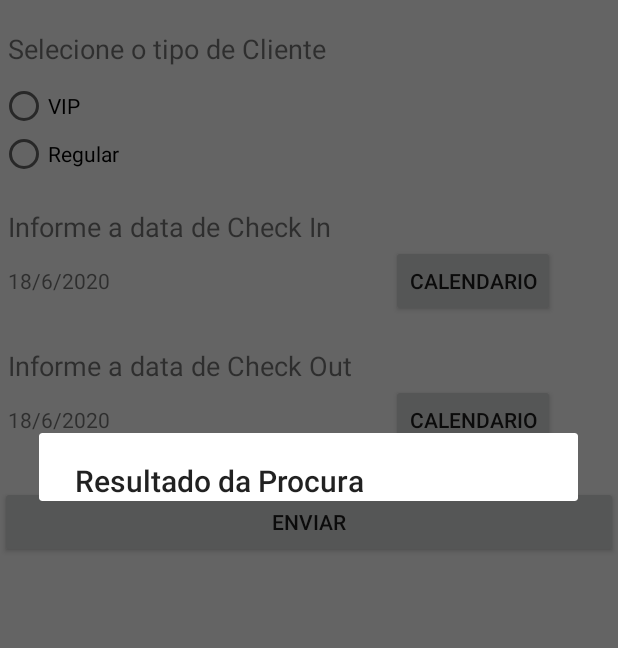
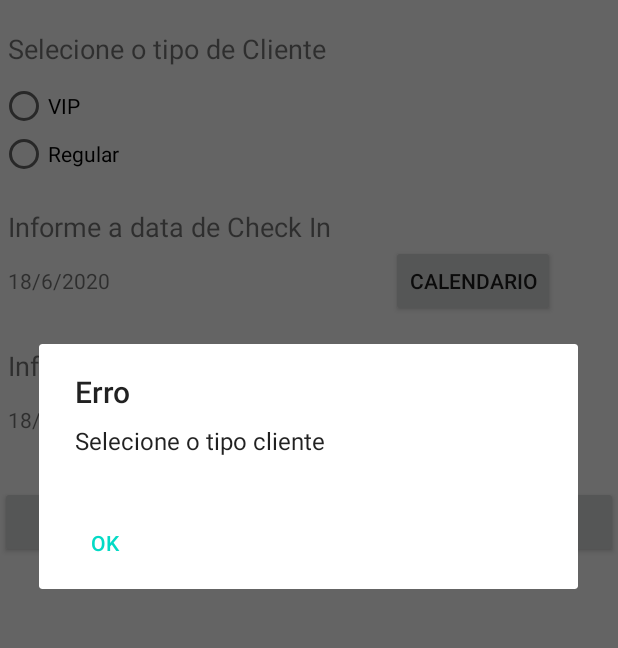
Before and after one commit to ThiagoMiranda27/Best-Hotel-Finder, an Android app: the BuscaHotel screen opened directly, with no data from a screen before it, after a tap on "ENVIAR", on a phone screen of 412 x 824 dp, the part 151-799 px from its top. Run offline under Robolectric (Android 15) with nearby library versions, the phone set to English and light mode, and no system bars.

```diff
--- a/app/build.gradle
+++ b/app/build.gradle
@@ -31,4 +31,5 @@ dependencies {
     androidTestImplementation 'androidx.test.ext:junit:1.1.1'
     androidTestImplementation 'androidx.test.espresso:espresso-core:3.2.0'
 
+
 }
--- a/app/src/main/java/com/example/besthotelfinder/BuscaHotel.java
+++ b/app/src/main/java/com/example/besthotelfinder/BuscaHotel.java
@@ -3,30 +3,20 @@ package com.example.besthotelfinder;
 import android.app.AlertDialog;
 import android.app.DatePickerDialog;
 import android.app.Dialog;
+import android.content.DialogInterface;
 import android.os.AsyncTask;
 import android.os.Bundle;
 import android.view.View;
-import android.widget.ArrayAdapter;
 import android.widget.Button;
 import android.widget.DatePicker;
-import android.widget.ListView;
 import android.widget.RadioButton;
 import android.widget.TextView;
 import android.widget.Toast;
 
 import androidx.appcompat.app.AppCompatActivity;
 
-import com.android.volley.AuthFailureError;
-import com.android.volley.Request;
-import com.android.volley.RequestQueue;
-import com.android.volley.Response;
-import com.android.volley.VolleyError;
-import com.android.volley.toolbox.StringRequest;
-import com.android.volley.toolbox.Volley;
-import com.example.besthotelfinder.gerenciador.DAO.HotelDAO;
 import com.example.besthotelfinder.gerenciador.GerenciadorDasDatas;
 import com.example.besthotelfinder.gerenciador.GerenciadorMelhorHotel;
-import com.example.besthotelfinder.gerenciador.HoteisExistentes;
 import com.example.besthotelfinder.gerenciador.Hotel;
 import com.example.besthotelfinder.gerenciador.Taxa;
 import com.example.besthotelfinder.gerenciador.TipoDeCliente;
@@ -45,23 +35,17 @@ import java.net.URI;
 import java.util.ArrayList;
 import java.util.Calendar;
 import java.util.Date;
-import java.util.HashMap;
 import java.util.List;
-import java.util.Map;
 
 public class BuscaHotel extends AppCompatActivity {
-    AlertDialog alerta;
     Calendar calendar_dataAtual;
     TextView tv_DataAtual;
     RadioButton rb_vip, rb_regular;
     String dataEntrada, dataSaida;
     TipoDeCliente tipoCliente;
     static final int DATE_ID = 0;
-
     ArrayList<Hotel> hoteis = new ArrayList<Hotel>();
 
-    ListView listView;
-    ArrayAdapter<String> adapter;
     @Override
     protected void onCreate(Bundle savedInstanceState) {
         super.onCreate(savedInstanceState);
@@ -70,11 +54,8 @@ public class BuscaHotel extends AppCompatActivity {
         rb_vip = findViewById(R.id.rb_vip);
         rb_regular = findViewById(R.id.rb_regular);
 
+        new Connection().execute();
 
-
-        adapter = new ArrayAdapter<String>(this, android.R.layout.simple_list_item_1);
-
-        new Connection().execute();
         final Calendar dataInicio;
         final Calendar dataFim;
         Button btnEntrada = (Button) findViewById(R.id.btn_DataInicio);
@@ -82,13 +63,11 @@ public class BuscaHotel extends AppCompatActivity {
         Button btnEnviar = (Button) findViewById(R.id.btn_Enviar);
         final TextView tv_Entrada = (TextView) findViewById(R.id.tv_DateInicio);
         final TextView tv_Saida = (TextView) findViewById(R.id.tv_DateFim);
-
         dataInicio = Calendar.getInstance();
 
         btnEntrada.setOnClickListener(new View.OnClickListener() {
             @Override
             public void onClick(View view) {
-
                 mostrarData(tv_Entrada, dataInicio);
             }
         });
@@ -104,66 +83,76 @@ public class BuscaHotel extends AppCompatActivity {
         atualizar(tv_Entrada, dataInicio);
         atualizar(tv_Saida, dataFim);
 
-        btnEnviar.setOnClickListener(new View.OnClickListener(){
+        btnEnviar.setOnClickListener(new View.OnClickListener() {
             @Override
             public void onClick(View view) {
-                if(rb_regular.isChecked()){
+                if (!rb_regular.isChecked() && !rb_vip.isChecked()) {
+                    AlertDialog.Builder alert = new AlertDialog.Builder(BuscaHotel.this);
+
+                    alert.setTitle("Erro");
+                    alert.setMessage("Selecione o tipo cliente");
+
+                    alert.setNeutralButton(android.R.string.ok,
+                            new DialogInterface.OnClickListener() {
+                                public void onClick(DialogInterface dialog, int id) {
+                                    dialog.cancel();
+                                }
+
+                            });
+                    alert.show();
+                } else {
+
+
+                    if (rb_regular.isChecked()) {
                         tipoCliente = TipoDeCliente.REGULAR;
-                }else if(rb_vip.isChecked()){
+                    } else if (rb_vip.isChecked()) {
                         tipoCliente = TipoDeCliente.VIP;
                     }
+
                     dataEntrada = tv_Entrada.getText().toString();
                     dataSaida = tv_Saida.getText().toString();
 
                     GerenciadorDasDatas gerenciaDatasEscolhidas = new GerenciadorDasDatas();
                     Boolean teste = gerenciaDatasEscolhidas.comparaDatas(dataEntrada, dataSaida);
-                if(teste == true)
-                {
-                    Toast.makeText(BuscaHotel.this,"Erro na data", Toast.LENGTH_SHORT).show();
-                }
-                else {
+                    if (teste == true) {
+                        Toast.makeText(BuscaHotel.this, "Erro na data", Toast.LENGTH_SHORT).show();
+                    } else {
 
 
                         Date dataInicioHospedagem = gerenciaDatasEscolhidas.stringParaDate(dataEntrada);
                         Date dataFimHospedagem = gerenciaDatasEscolhidas.stringParaDate(dataSaida);
                         List<Date> periodo = gerenciaDatasEscolhidas.pegarPeriodoAlocacao(dataInicioHospedagem, dataFimHospedagem);
-                    List<Hotel> lista;
-                    HotelDAO hotelDAO = new HotelDAO();
-
-                    lista = hotelDAO.getHotel(getApplicationContext());
-                    System.out.println(lista.toString());
 
 
                         GerenciadorMelhorHotel gerenciadorMelhorHotel = new GerenciadorMelhorHotel();
                         Taxa melhorTaxa = gerenciadorMelhorHotel.pegarMelhorTaxa(tipoCliente, periodo, hoteis);
-                    System.out.println("O Hotel mais barato encontrado foi: " + melhorTaxa.getHotel());
-                    System.out.println("O seu preco ficou em: " + melhorTaxa.getPreco() + "R$");
-
                         AlertDialog.Builder alert = new AlertDialog.Builder(BuscaHotel.this);
 
-                    alert.setTitle("Busca Hotel Banco");
+                        alert.setTitle("Resultado da Procura");
+                        alert.setMessage("O Hotel mais barato encontrado foi: " + melhorTaxa.getHotel() + "\n" +
+                                "O seu preco ficou em: " + melhorTaxa.getPreco() + "R$");
+                        alert.setNeutralButton(android.R.string.ok,
+                                new DialogInterface.OnClickListener() {
+                                    public void onClick(DialogInterface dialog, int id) {
+                                        dialog.cancel();
+                                    }
 
-                    alert.setMessage("");
+                                });
+                        alert.show();
 
 
-                    alert.setTitle("Resultado da Procura");
-                    String message = "O Hotel mais barato encontrado foi: " + melhorTaxa.getHotel() + "\n" +
-                            "O seu preco ficou em: " + melhorTaxa.getPreco() + "R$";
-                    alert.setMessage(message);
-                    alerta = alert.create();
-                    alerta.show();
-
+                    }
                 }
             }
         });
     }
 
-    class Connection extends AsyncTask<String, String, String> {
+    public class Connection extends AsyncTask<String, String, String> {
 
 
         @Override
         protected String doInBackground(String... strings) {
-            String result="";
+            String result = "";
             String host = "http://192.168.0.23/besthotel/hotel.php";
 
             try {
@@ -171,31 +160,31 @@ public class BuscaHotel extends AppCompatActivity {
                 HttpGet request = new HttpGet();
                 request.setURI(new URI(host));
                 HttpResponse response = client.execute(request);
-                BufferedReader reader =  new BufferedReader(new InputStreamReader(response.getEntity().getContent()));
+                BufferedReader reader = new BufferedReader(new InputStreamReader(response.getEntity().getContent()));
                 StringBuffer stringBuffer = new StringBuffer("");
-                String line ="";
-                while((line = reader.readLine())!= null){
+                String line = "";
+                while ((line = reader.readLine()) != null) {
                     stringBuffer.append(line);
                     // break;
                 }
                 reader.close();
                 result = stringBuffer.toString();
             } catch (Exception e) {
-                return new String("There excpetion: "+ e.getMessage());
+                return new String("There excpetion: " + e.getMessage());
             }
 
             return result;
         }
+
         @Override
-        protected void onPostExecute(String result){
+        protected void onPostExecute(String result) {
             try {
                 JSONObject jsonResult = new JSONObject(result);
                 int success = jsonResult.getInt("success");
-                if(success == 1){
+                if (success == 1) {
                     JSONArray hotel = jsonResult.getJSONArray("hotel");
                     hoteis = new ArrayList<Hotel>();
-                    for(int i=0; i < hotel.length(); i ++)
-                    {
+                    for (int i = 0; i < hotel.length(); i++) {
                         JSONObject hote = hotel.getJSONObject(i);
                         int hotelID = hote.getInt("id");
                         String name = hote.getString("nome");
@@ -204,18 +193,14 @@ public class BuscaHotel extends AppCompatActivity {
                         double price2 = hote.getDouble("precoDiaSemanaReward");
                         double price3 = hote.getDouble("precoFimSemanaRegular");
                         double price4 = hote.getDouble("precoFimSemanaReward");
-                        String line = name + "-" + classifi + "-" + price1;
-                        adapter.add(line);
 
-                        hoteis.add(new Hotel(name, classifi,price1,price2,price3,price4));
+                        hoteis.add(new Hotel(name, classifi, price1, price2, price3, price4));
                     }
-                }
-                else
-                {
-                    Toast.makeText(getApplicationContext(),"Não tem hoteis", Toast.LENGTH_SHORT).show();
+                } else {
+                    Toast.makeText(getApplicationContext(), "Não tem hoteis", Toast.LENGTH_SHORT).show();
                 }
             } catch (JSONException e) {
-                Toast.makeText(getApplicationContext(),"Não bombo"+ e.getMessage(), Toast.LENGTH_SHORT).show();
+                Toast.makeText(getApplicationContext(), "Error: " + e.getMessage(), Toast.LENGTH_SHORT).show();
             }
 
 
@@ -223,9 +208,9 @@ public class BuscaHotel extends AppCompatActivity {
     }
 
 
-    public void atualizar(TextView data, Calendar calendar){
+    public void atualizar(TextView data, Calendar calendar) {
         data.setText(new StringBuilder().append(calendar.get(Calendar.DAY_OF_MONTH)).append("/")
-                .append(calendar.get(Calendar.MONTH)+1).append("/")
+                .append(calendar.get(Calendar.MONTH) + 1).append("/")
                 .append(calendar.get(Calendar.YEAR)).append(" "));
     }
 
@@ -256,7 +241,7 @@ public class BuscaHotel extends AppCompatActivity {
     @Override
     protected Dialog onCreateDialog(int id) {
 
-        switch (id){
+        switch (id) {
             case DATE_ID:
                 return new DatePickerDialog((this), dateSetListener, calendar_dataAtual.get(Calendar.YEAR), calendar_dataAtual.get(Calendar.MONTH), calendar_dataAtual.get(Calendar.DAY_OF_MONTH));
         }
--- a/app/src/main/java/com/example/besthotelfinder/MainActivity.java
+++ b/app/src/main/java/com/example/besthotelfinder/MainActivity.java
@@ -30,12 +30,14 @@ public class MainActivity extends AppCompatActivity {
         if (rb_usuario.isChecked()){
             Intent busca = new Intent(getApplicationContext(), BuscaHotel.class);
             startActivity(busca);
+
         }
         if (rb_admin.isChecked()){
             Intent cadastro = new Intent(getApplicationContext(), CadastroHotel.class);
             startActivity(cadastro);
         }
 
+
     }
 
 }
--- a/app/src/main/java/com/example/besthotelfinder/gerenciador/DAO/Conexao.java
+++ /dev/null
@@ -1,31 +0,0 @@
-package com.example.besthotelfinder.gerenciador.DAO;
-
-import android.content.Context;
-import android.database.sqlite.SQLiteDatabase;
-import android.database.sqlite.SQLiteOpenHelper;
-
-public class Conexao extends SQLiteOpenHelper {
-
-    private static final String NOME_BANCO = "besthotel";
-    private static final int VERSAO_BANCO = 2;
-
-    public Conexao(Context contexto) {
-        super(contexto, NOME_BANCO, null, VERSAO_BANCO);
-    }
-
-    @Override
-    public void onCreate(SQLiteDatabase sqLiteDatabase) {
-
-        sqLiteDatabase.execSQL(
-                "CREATE TABLE IF NOT EXISTS Hotel ( id INTEGER NOT NULL PRIMARY KEY AUTOINCREMENT," +
-                        "nome VARCHAR(255), classificacao int(2), precoDiaSemanaRegular double(5,2), " +
-                        "precoDiaSemanaReward double(5,2), precoFimSemanaRegular double(5,2), precoFimSemanaReward double(5,2));"
-        );
-    }
-
-
-    @Override
-    public void onUpgrade(SQLiteDatabase sqLiteDatabase, int antiga, int nova) {
-
-    }
-}
--- a/app/src/main/java/com/example/besthotelfinder/gerenciador/DAO/HotelDAO.java
+++ /dev/null
@@ -1,61 +0,0 @@
-package com.example.besthotelfinder.gerenciador.DAO;
-
-import android.content.ContentValues;
-import android.content.Context;
-import android.database.Cursor;
-import android.database.sqlite.SQLiteDatabase;
-
-import com.example.besthotelfinder.gerenciador.Hotel;
-
-import java.util.ArrayList;
-import java.util.List;
-
-public class HotelDAO {
-
-
-    public static void inserir(Context contexto, Hotel hotel){
-
-        Conexao conexao = new Conexao(contexto);
-        SQLiteDatabase banco = conexao.getWritableDatabase();
-
-        ContentValues valores = new ContentValues();
-        valores.put("nome", hotel.getNome());
-        valores.put("classificacao", hotel.getClassificacao());
-        valores.put("precoDiaSemanaRegular", hotel.getPrecoDiaSemanaRegular());
-        valores.put("precoDiaSemanaReward", hotel.getPrecoDiaSemanaReward());
-        valores.put("precoFimSemanaRegular", hotel.getPrecoFimSemanaRegular());
-        valores.put("precoFimSemanaReward", hotel.getPrecoFimSemanaReward());
-
-        banco.insert("Hotel", null, valores);
-
-    }
-
-    public static List<Hotel> getHotel(Context contexto){
-
-        List<Hotel> listaHotel = new ArrayList<>();
-        Conexao conexao = new Conexao(contexto);
-        SQLiteDatabase banco = conexao.getReadableDatabase();
-
-        String sql = "SELECT * FROM Hotel";
-
-
-        Cursor tabela = banco.rawQuery(sql, null);
-
-        if(tabela.getCount() > 0){
-            tabela.moveToFirst();
-            do{
-                Hotel hotel = new Hotel();
-                hotel.setId( tabela.getInt(0));
-                hotel.setNome(tabela.getString( 1));
-                hotel.setClassificacao(tabela.getInt(3));
-                hotel.setPrecoDiaSemanaRegular(tabela.getDouble(4));
-                hotel.setPrecoDiaSemanaReward(tabela.getDouble(5));
-                hotel.setPrecoFimSemanaRegular(tabela.getDouble(6));
-                hotel.setPrecoFimSemanaReward(tabela.getDouble(7));
-            }while( tabela.moveToNext());
-
-
-        }
-        return listaHotel;
-    }
-}
```
Also changed, not shown: app/src/main/java/com/example/besthotelfinder/CadastroHotel.java (+3 -6 lines), app/src/main/java/com/example/besthotelfinder/gerenciador/HoteisExistentes.java (deleted, +0 -17 lines), 1 other file. Lines whose indentation alone changed are shown as unchanged.
